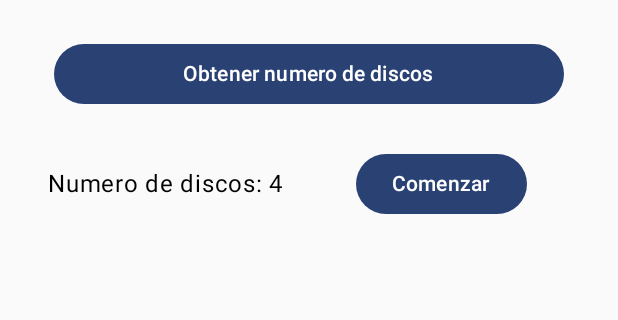
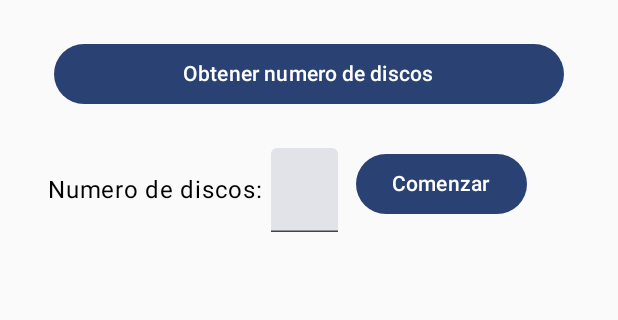
Before and after one commit to ChelixPreciado/hanoiandroid, an Android app built with Jetpack Compose: the screen it shows after launch (MainActivity), on a phone screen of 412 x 824 dp, the part 170-490 px from its top. Run offline under Robolectric (Android 15) with nearby library versions, the phone set to English and light mode, and no system bars.

Commit message:
Agregado input de discos local

```diff
--- a/app/src/main/java/com/example/hanoi/MainActivity.kt
+++ b/app/src/main/java/com/example/hanoi/MainActivity.kt
@@ -15,22 +15,29 @@ import androidx.compose.foundation.layout.fillMaxSize
 import androidx.compose.foundation.layout.fillMaxWidth
 import androidx.compose.foundation.layout.height
 import androidx.compose.foundation.layout.padding
+import androidx.compose.foundation.layout.width
 import androidx.compose.foundation.rememberScrollState
+import androidx.compose.foundation.text.KeyboardOptions
 import androidx.compose.foundation.verticalScroll
 import androidx.compose.material3.Button
 import androidx.compose.material3.OutlinedTextField
 import androidx.compose.material3.Text
+import androidx.compose.material3.TextField
 import androidx.compose.runtime.Composable
 import androidx.compose.runtime.getValue
 import androidx.compose.runtime.mutableIntStateOf
+import androidx.compose.runtime.mutableStateOf
 import androidx.compose.runtime.remember
 import androidx.compose.runtime.setValue
 import androidx.compose.ui.Alignment
 import androidx.compose.ui.Modifier
+import androidx.compose.ui.platform.LocalSoftwareKeyboardController
 import androidx.compose.ui.res.painterResource
+import androidx.compose.ui.text.input.KeyboardType
 import androidx.compose.ui.tooling.preview.Preview
 import androidx.compose.ui.unit.dp
 import androidx.compose.ui.unit.sp
+import androidx.core.text.isDigitsOnly
 import com.example.hanoi.presenters.HanoiContract
 import com.example.hanoi.presenters.HanoiPresenter
 import com.example.hanoi.ui.theme.HanoiTheme
@@ -59,6 +66,8 @@ class MainActivity : ComponentActivity(), HanoiContract.View {
     fun StartScreen() {
         var discos by remember { mutableIntStateOf(4) }
         var currentView by remember { mutableIntStateOf(0) }
+        val keyboardController = LocalSoftwareKeyboardController.current
+        var input by remember { mutableStateOf("") }
         Column(modifier = Modifier.fillMaxSize()) {
             Spacer(modifier = Modifier.height(25.dp))
             OutlinedTextField(
@@ -73,23 +82,40 @@ class MainActivity : ComponentActivity(), HanoiContract.View {
             Spacer(modifier = Modifier.height(25.dp))
             Button(modifier = Modifier
                 .fillMaxWidth()
-                .padding(start = 36.dp, end = 36.dp), onClick = { presenter.getDisksFromBE { discos = it }}) {
+                .padding(start = 36.dp, end = 36.dp),
+                onClick = { presenter.getDisksFromBE {
+                    input = it.toString()q
+                    discos = it
+                } }) {
                 Text(text = "Obtener numero de discos")
             }
             Spacer(modifier = Modifier.height(25.dp))
             Row {
                 Text(
-                    text = "Numero de discos: $discos",
+                    text = "Numero de discos:",
                     modifier = Modifier
                         .align(Alignment.CenterVertically)
                         .padding(start = 32.dp)
                 )
+                TextField(
+                    modifier = Modifier
+                        .width(50.dp)
+                        .align(Alignment.CenterVertically)
+                        .padding(start = 5.dp),
+                    value = input,
+                    onValueChange = { newText -> input = newText },
+                    keyboardOptions = KeyboardOptions(keyboardType = KeyboardType.Number)
+                )
                 Button(
                     onClick = {
-                        startOrder(discos)
-                        currentView = 1
+                        if (input.isNotEmpty() && input.isDigitsOnly()) {
+                            discos = Integer.valueOf(input)
+                            startOrder(discos)
+                            currentView = 1
+                            keyboardController?.hide()
+                        }
                     },
-                    modifier = Modifier.padding(start = 48.dp)
+                    modifier = Modifier.padding(start = 12.dp)
                 ) {
                     Text(text = "Comenzar")
                 }
@@ -132,7 +158,7 @@ class MainActivity : ComponentActivity(), HanoiContract.View {
             )
             Box(
                 modifier = Modifier
-                    .padding(32.dp)
+                    .padding(16.dp)
                     .fillMaxWidth()
             ) {
                 Button(onClick = { stepIndex++ }) {
```
